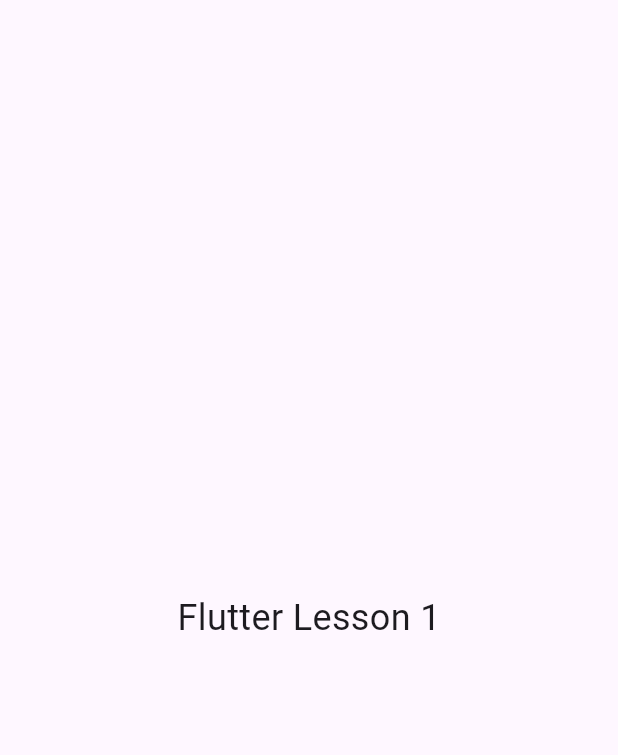
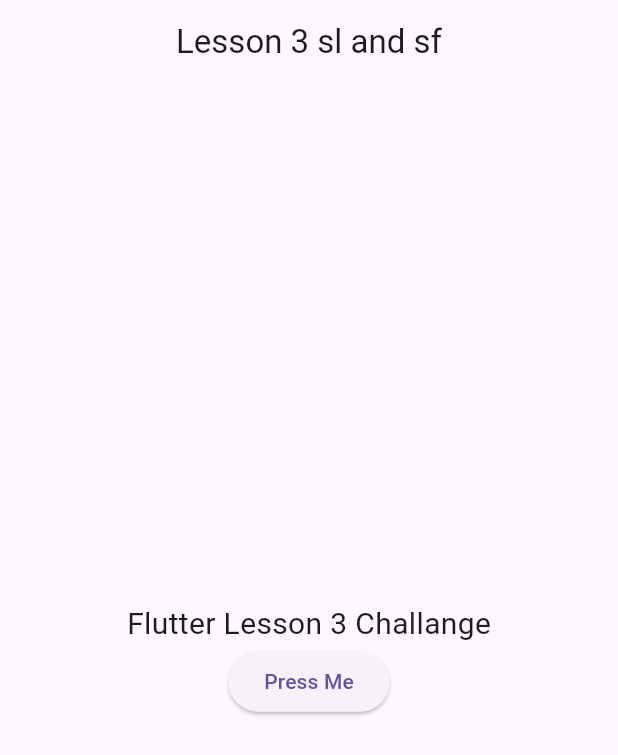
Before and after one commit to Umar2110/flutter_lesson_with_chatgpt, a Flutter app: the screen it shows after launch, on a phone screen of 412 x 824 dp. Shown: the top 755 px of the screen. Run offline on Flutter 3.47's test engine with Material 3 defaults, Android fonts, the phone set to English and light mode, and no system bars.

Commit message:
Lesson 3 Completed Stateful and less

```diff
--- /dev/null
+++ b/lib/Firstpage.dart
@@ -0,0 +1,17 @@
+import 'package:flutter/material.dart';
+
+class FirstPage extends StatelessWidget {
+  const FirstPage({super.key});
+
+  @override
+  Widget build(BuildContext context) {
+    return const MaterialApp(
+      debugShowCheckedModeBanner: false,
+      home: Scaffold(
+        body: Center(
+          child: Text("Flutter Lesson 1", style: TextStyle(fontSize: 24)),
+        ),
+      ),
+    );
+  }
+}
--- /dev/null
+++ b/lib/Lesson3.dart
@@ -0,0 +1,40 @@
+import 'package:flutter/material.dart';
+
+class LessonThird extends StatefulWidget {
+  const LessonThird({super.key});
+
+  @override
+  State<LessonThird> createState() => _LessonThirdState();
+}
+
+class _LessonThirdState extends State<LessonThird> {
+  String taxt2 = "Press Me";
+  String taxt = "Flutter Lesson 3 Challange";
+
+  @override
+  Widget build(BuildContext context) {
+    return MaterialApp(
+      debugShowCheckedModeBanner: false,
+      home: Scaffold(
+        appBar: AppBar(title: Center(child: Text('Lesson 3 sl and sf'))),
+        body: Center(
+          child: Column(
+            mainAxisAlignment: MainAxisAlignment.center,
+            crossAxisAlignment: CrossAxisAlignment.center,
+            children: [
+              Text(taxt, style: TextStyle(fontSize: 20)),
+              ElevatedButton(
+                onPressed: () {
+                  taxt = "Flutter is amazing";
+                  taxt2 = "Wooo Pressed";
+                  setState(() {});
+                },
+                child: Text(taxt2),
+              ),
+            ],
+          ),
+        ),
+      ),
+    );
+  }
+}
--- a/lib/main.dart
+++ b/lib/main.dart
@@ -1,19 +1,17 @@
 import "package:flutter/material.dart";
+import "package:flutter_lesson/Lesson3.dart";
 
-void main() => runApp(const MyApp());
+void main() => runApp(MyApp());
 
 class MyApp extends StatelessWidget {
   const MyApp({super.key});
 
   @override
   Widget build(BuildContext context) {
-    return const MaterialApp(
-      debugShowCheckedModeBanner: false,
-      home: Scaffold(
-        body: Center(
-          child: Text("Flutter Lesson 1", style: TextStyle(fontSize: 24)),
-        ),
-      ),
-    );
+    return MaterialApp(debugShowCheckedModeBanner: false, home: LessonThird());
   }
 }
+
+
+
+// routes
```
Also changed, not shown: lib/start.dart (added, +36 -0 lines), lib/Lesson4.dart (added).
